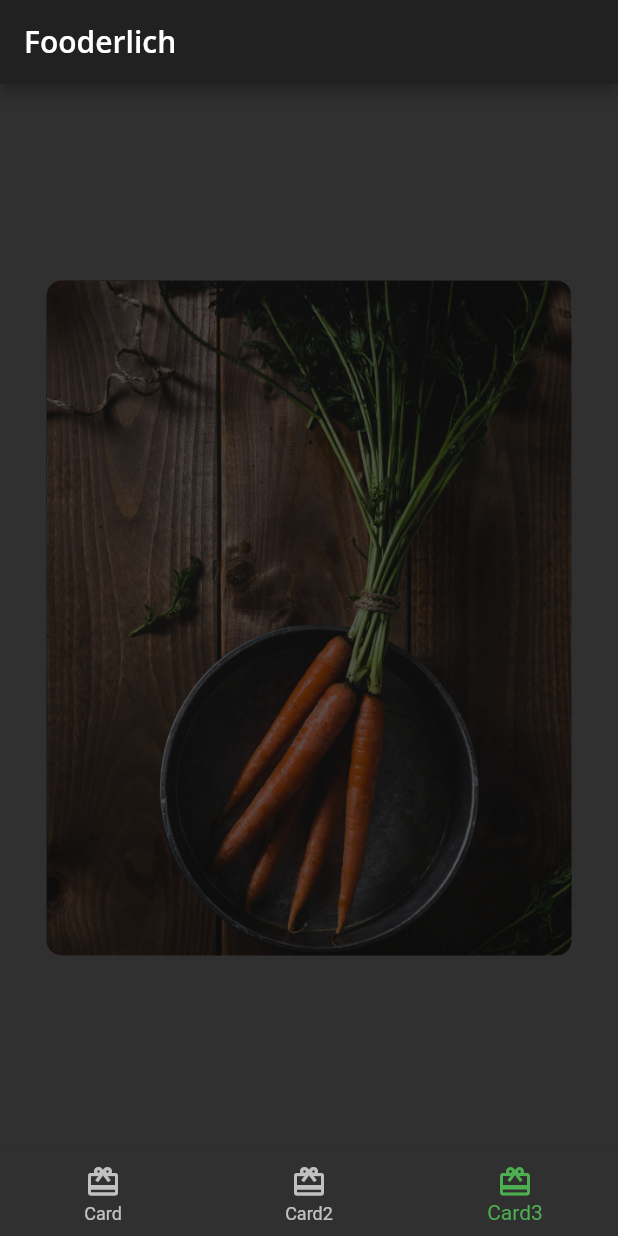
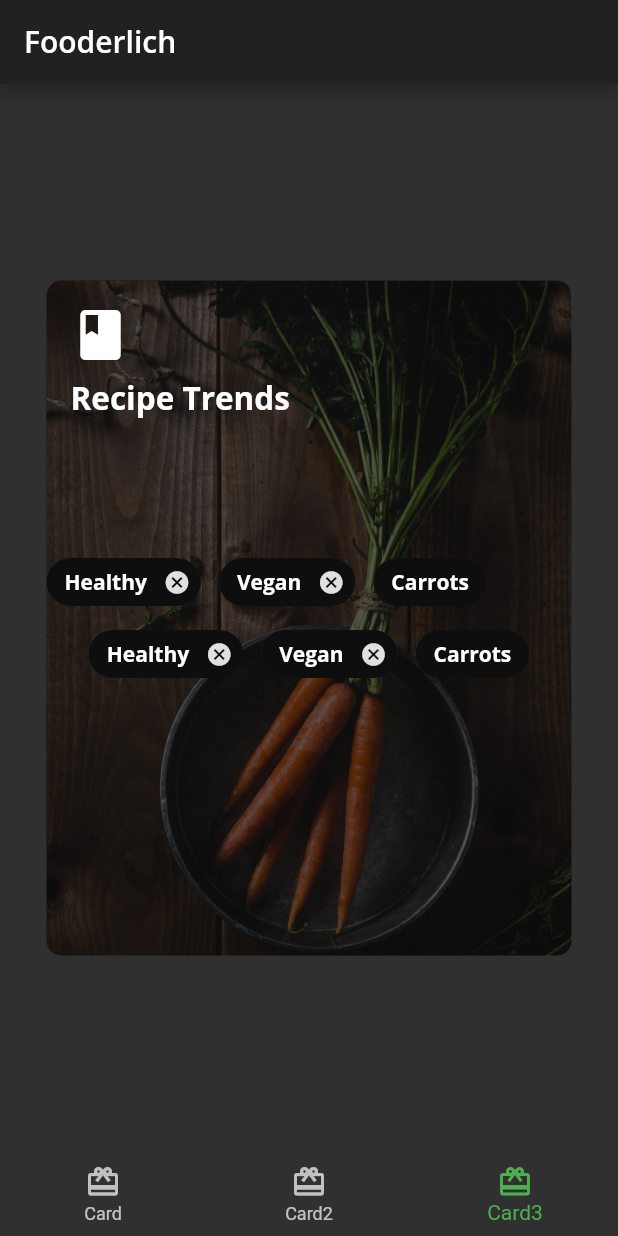
Before and after one commit to Mwita04/starter, a Flutter app: the screen it shows after launch, item 3 of the bottom bar chosen, on a phone screen of 412 x 824 dp. Run offline on Flutter 3.47's test engine with Material 2 defaults, Android fonts, the phone set to English and light mode, and no system bars; our stand-ins replace google_fonts.

Commit message:
commit on master

```diff
--- a/lib/card3.dart
+++ b/lib/card3.dart
@@ -29,9 +29,98 @@ class Card3 extends StatelessWidget {
                 borderRadius: const BorderRadius.all(Radius.circular(10.0)),
               ),
             ),
-
-            // TODO 6: Add Container, Column, Icon and Text
-            // TODO 7: Add Center widget with Chip widget children
+            Container(
+              // 3
+              padding: const EdgeInsets.all(16),
+              // 4
+              child: Column(
+                // 5
+                crossAxisAlignment: CrossAxisAlignment.start,
+                children: [
+                  // 6
+                  const Icon(
+                    Icons.book,
+                    color: Colors.white,
+                    size: 40,
+                  ),
+                  // 7
+                  const SizedBox(height: 8),
+                  // 8
+                  Text(
+                    'Recipe Trends',
+                    style: FooderlichTheme.darkTextTheme.headline2,
+                  ),
+                  // 9
+                  const SizedBox(height: 30),
+                ],
+              ),
+            ),
+            Center(
+              // 11
+              child: Wrap(
+                // 12
+                alignment: WrapAlignment.start,
+                // 13
+                spacing: 12,
+                // 14
+                children: [
+                  Chip(
+                    label: Text('Healthy',
+                        style: FooderlichTheme.darkTextTheme.bodyText1),
+                    backgroundColor: Colors.black.withOpacity(0.7),
+                    onDeleted: () {
+                      print('delete');
+                    },
+                  ),
+                  Chip(
+                    label: Text('Vegan',
+                        style: FooderlichTheme.darkTextTheme.bodyText1),
+                    backgroundColor: Colors.black.withOpacity(0.7),
+                    onDeleted: () {
+                      print('delete');
+                    },
+                  ),
+                  Chip(
+                    label: Text('Carrots',
+                        style: FooderlichTheme.darkTextTheme.bodyText1),
+                    backgroundColor: Colors.black.withOpacity(0.7),
+                  ),
+                  Center(
+                    // 11
+                    child: Wrap(
+                      // 12
+                      alignment: WrapAlignment.start,
+                      // 13
+                      spacing: 12,
+                      // 14
+                      children: [
+                        Chip(
+                          label: Text('Healthy',
+                              style: FooderlichTheme.darkTextTheme.bodyText1),
+                          backgroundColor: Colors.black.withOpacity(0.7),
+                          onDeleted: () {
+                            print('delete');
+                          },
+                        ),
+                        Chip(
+                          label: Text('Vegan',
+                              style: FooderlichTheme.darkTextTheme.bodyText1),
+                          backgroundColor: Colors.black.withOpacity(0.7),
+                          onDeleted: () {
+                            print('delete');
+                          },
+                        ),
+                        Chip(
+                          label: Text('Carrots',
+                              style: FooderlichTheme.darkTextTheme.bodyText1),
+                          backgroundColor: Colors.black.withOpacity(0.7),
+                        ),
+                      ],
+                    ),
+                  ),
+                ],
+              ),
+            ),
           ],
         ),
       ),
```
